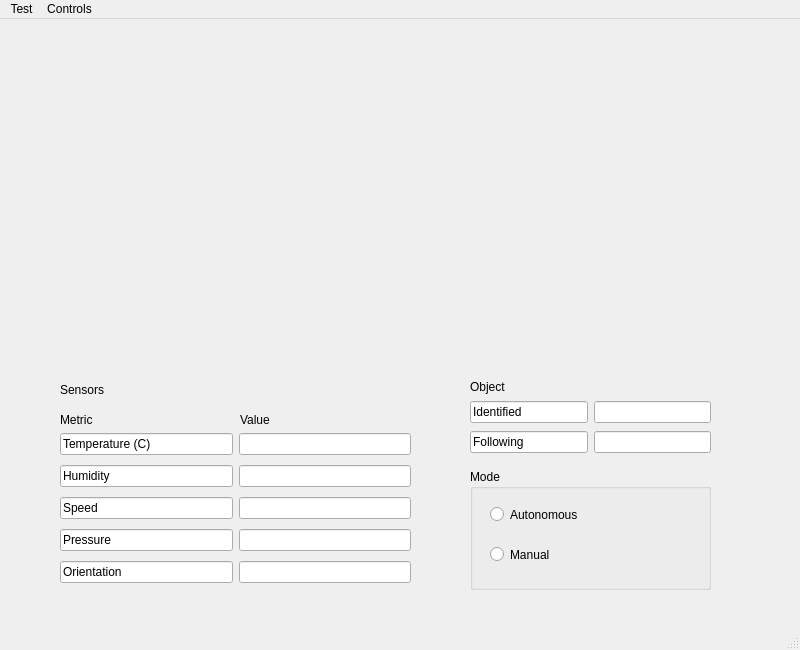
First picture: the form in mainwindow.ui, repository kevinab25/vine-robot, before the edit.
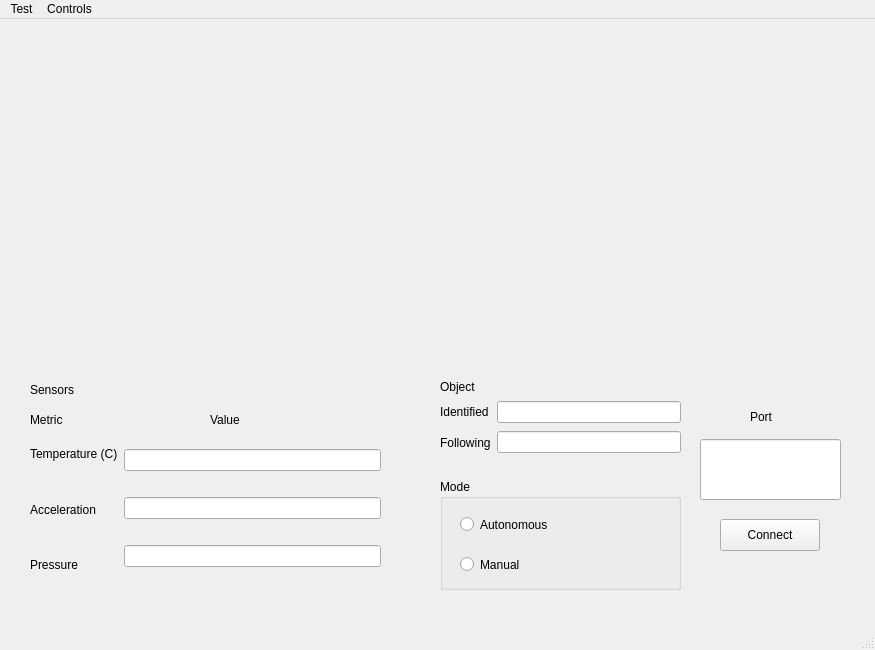
Second picture: the form after the edit.

Commit message: test window, arduino port

What changed in the file:
```diff
--- a/mainwindow.ui
+++ b/mainwindow.ui
@@ -6,7 +6,7 @@
    <rect>
     <x>0</x>
     <y>0</y>
-    <width>800</width>
+    <width>875</width>
     <height>650</height>
    </rect>
   </property>
@@ -26,9 +26,9 @@
    <widget class="QWidget" name="MainWidget" native="true">
     <property name="geometry">
      <rect>
-      <x>50</x>
+      <x>20</x>
       <y>340</y>
-      <width>701</width>
+      <width>831</width>
       <height>251</height>
      </rect>
     </property>
@@ -61,56 +61,24 @@
       <item>
        <layout class="QVBoxLayout" name="verticalLayout">
         <item>
-         <widget class="QLineEdit" name="temp_label">
-          <property name="autoFillBackground">
-           <bool>false</bool>
-          </property>
+         <widget class="QLabel" name="label">
           <property name="text">
            <string>Temperature (C)</string>
           </property>
-          <property name="readOnly">
-           <bool>true</bool>
-          </property>
          </widget>
         </item>
         <item>
-         <widget class="QLineEdit" name="humidity_label">
+         <widget class="QLabel" name="label_2">
           <property name="text">
-           <string>Humidity</string>
+           <string>Acceleration</string>
           </property>
-          <property name="readOnly">
-           <bool>true</bool>
-          </property>
          </widget>
         </item>
         <item>
-         <widget class="QLineEdit" name="speed_label">
-          <property name="text">
-           <string>Speed</string>
-          </property>
-          <property name="readOnly">
-           <bool>true</bool>
-          </property>
-         </widget>
-        </item>
-        <item>
-         <widget class="QLineEdit" name="pressure_label">
+         <widget class="QLabel" name="label_4">
           <property name="text">
            <string>Pressure</string>
           </property>
-          <property name="readOnly">
-           <bool>true</bool>
-          </property>
-         </widget>
-        </item>
-        <item>
-         <widget class="QLineEdit" name="orientation_label">
-          <property name="text">
-           <string>Orientation</string>
-          </property>
-          <property name="readOnly">
-           <bool>true</bool>
-          </property>
          </widget>
         </item>
        </layout>
@@ -118,19 +86,28 @@
       <item>
        <layout class="QVBoxLayout" name="verticalLayout_2">
         <item>
-         <widget class="QLineEdit" name="temp_val_rvcd"/>
+         <widget class="QLineEdit" name="temp_val_rvcd">
+          <property name="enabled">
+           <bool>true</bool>
+          </property>
+          <property name="readOnly">
+           <bool>true</bool>
+          </property>
+         </widget>
         </item>
         <item>
-         <widget class="QLineEdit" name="humidity_val_rcvd"/>
+         <widget class="QLineEdit" name="speed_val_rcvd">
+          <property name="readOnly">
+           <bool>true</bool>
+          </property>
+         </widget>
         </item>
         <item>
-         <widget class="QLineEdit" name="speed_val_rcvd"/>
-        </item>
-        <item>
-         <widget class="QLineEdit" name="pressure_val_rcvd"/>
-        </item>
-        <item>
-         <widget class="QLineEdit" name="orient_val_rcvd"/>
+         <widget class="QLineEdit" name="pressure_val_rcvd">
+          <property name="readOnly">
+           <bool>true</bool>
+          </property>
+         </widget>
         </item>
        </layout>
       </item>
@@ -149,23 +126,17 @@
       <item>
        <layout class="QVBoxLayout" name="verticalLayout_3">
         <item>
-         <widget class="QLineEdit" name="obj_ident_label">
+         <widget class="QLabel" name="obj_ident_lbl">
           <property name="text">
            <string>Identified</string>
           </property>
-          <property name="readOnly">
-           <bool>true</bool>
-          </property>
          </widget>
         </item>
         <item>
-         <widget class="QLineEdit" name="obj_fwing_label">
+         <widget class="QLabel" name="obj_fwing_lbl">
           <property name="text">
            <string>Following</string>
           </property>
-          <property name="readOnly">
-           <bool>true</bool>
-          </property>
          </widget>
         </item>
        </layout>
@@ -173,10 +144,18 @@
       <item>
        <layout class="QVBoxLayout" name="verticalLayout_4">
         <item>
-         <widget class="QLineEdit" name="obj_ident_val"/>
+         <widget class="QLineEdit" name="obj_ident_val">
+          <property name="readOnly">
+           <bool>true</bool>
+          </property>
+         </widget>
         </item>
         <item>
-         <widget class="QLineEdit" name="obj_fwing_val"/>
+         <widget class="QLineEdit" name="obj_fwing_val">
+          <property name="readOnly">
+           <bool>true</bool>
+          </property>
+         </widget>
         </item>
        </layout>
       </item>
@@ -199,9 +178,9 @@
      <property name="geometry">
       <rect>
        <x>420</x>
-       <y>110</y>
+       <y>120</y>
        <width>241</width>
-       <height>121</height>
+       <height>111</height>
       </rect>
      </property>
      <property name="title">
@@ -269,6 +248,42 @@
       <string>Value</string>
      </property>
     </widget>
+    <widget class="QPushButton" name="ConnectBtn">
+     <property name="geometry">
+      <rect>
+       <x>700</x>
+       <y>160</y>
+       <width>100</width>
+       <height>32</height>
+      </rect>
+     </property>
+     <property name="text">
+      <string>Connect</string>
+     </property>
+    </widget>
+    <widget class="QLineEdit" name="port_line">
+     <property name="geometry">
+      <rect>
+       <x>680</x>
+       <y>80</y>
+       <width>141</width>
+       <height>61</height>
+      </rect>
+     </property>
+    </widget>
+    <widget class="QLabel" name="port_label">
+     <property name="geometry">
+      <rect>
+       <x>730</x>
+       <y>50</y>
+       <width>58</width>
+       <height>16</height>
+      </rect>
+     </property>
+     <property name="text">
+      <string>Port</string>
+     </property>
+    </widget>
    </widget>
   </widget>
   <widget class="QMenuBar" name="menubar">
@@ -276,7 +291,7 @@
     <rect>
      <x>0</x>
      <y>0</y>
-     <width>800</width>
+     <width>875</width>
      <height>24</height>
     </rect>
    </property>
```
Left out of the diff: 19 changed lines with no effect on the pictures. The commit also changes 8 other files.
